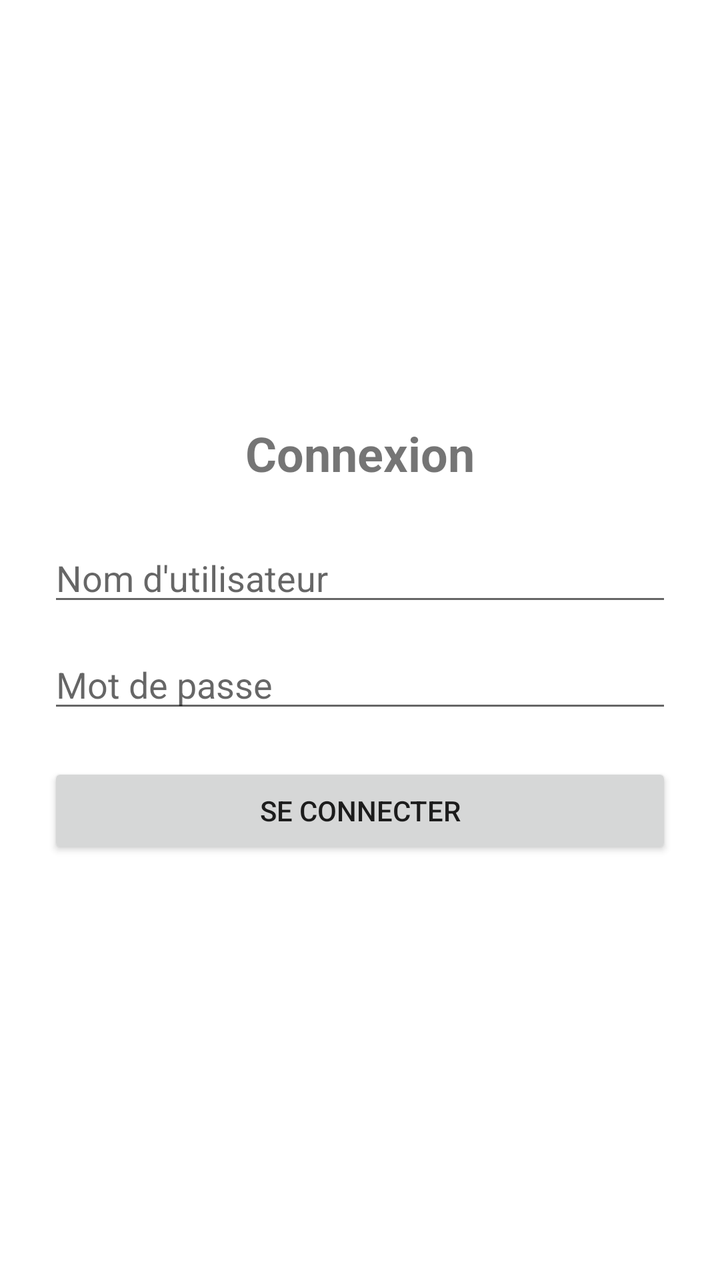
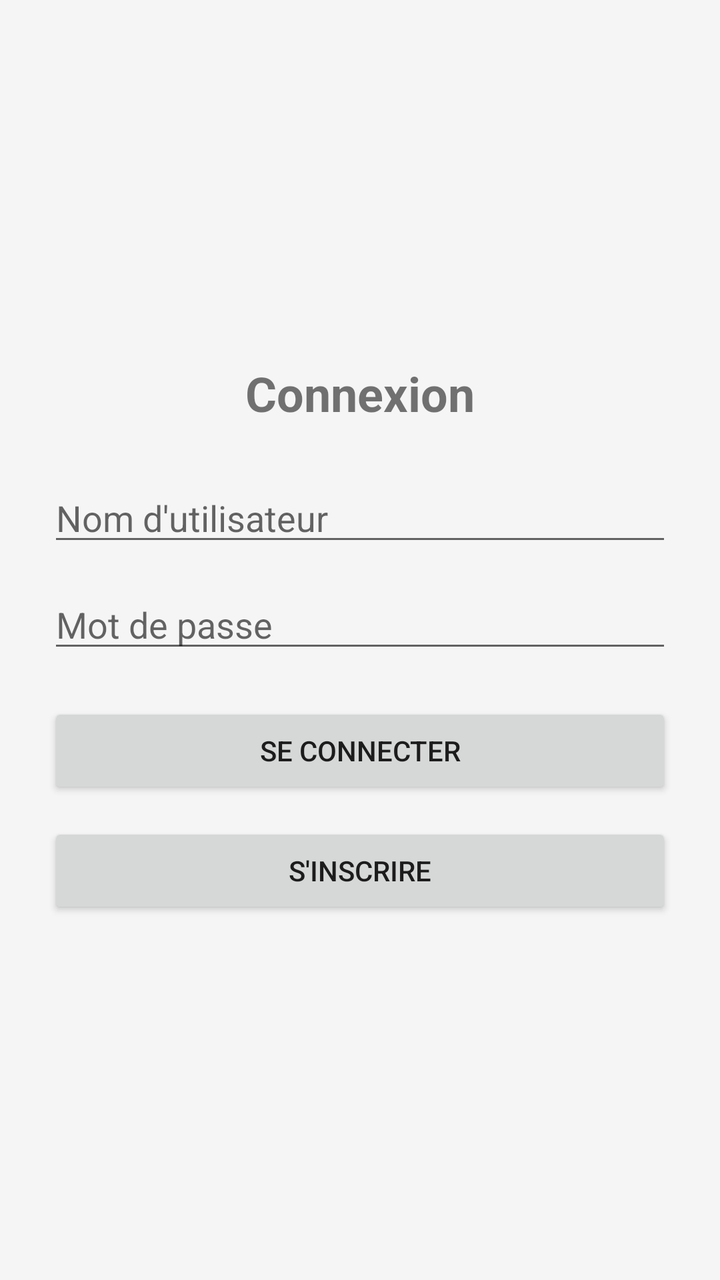

An Android layout rendered at two revisions. The XML below is the earlier revision; the diff shows what the commit changed to produce the second picture.
<!-- AndroidManifest.xml: activity theme Theme.POINTAGE.NoActionBar -->
<!-- res/layout/activity_login.xml -->
<?xml version="1.0" encoding="utf-8"?>
<LinearLayout
    xmlns:android="http://schemas.android.com/apk/res/android"
    android:layout_width="match_parent"
    android:layout_height="match_parent"
    android:orientation="vertical"
    android:padding="24dp"
    android:gravity="center">

    <TextView
        android:layout_width="wrap_content"
        android:layout_height="wrap_content"
        android:text="Connexion"
        android:textSize="24sp"
        android:textStyle="bold"
        android:layout_marginBottom="24dp"/>

    <EditText
        android:id="@+id/edtUsername"
        android:layout_width="match_parent"
        android:layout_height="wrap_content"
        android:hint="Nom d'utilisateur"/>

    <EditText
        android:id="@+id/edtPassword"
        android:layout_width="match_parent"
        android:layout_height="wrap_content"
        android:hint="Mot de passe"
        android:inputType="textPassword"
        android:layout_marginTop="12dp"/>

    <Button
        android:id="@+id/btnLogin"
        android:layout_width="match_parent"
        android:layout_height="wrap_content"
        android:text="Se connecter"
        android:layout_marginTop="20dp"/>
</LinearLayout>
<!-- resources referenced by this layout -->
<resources>
  <style name="Theme.POINTAGE.NoActionBar">
          <item name="windowActionBar">false</item>
          <item name="windowNoTitle">true</item>
      </style>
</resources>

<!-- the commit's change to res/layout/activity_login.xml (unified diff, before → after) -->
@@ -35,4 +35,11 @@
         android:layout_height="wrap_content"
         android:text="Se connecter"
         android:layout_marginTop="20dp"/>
+
+    <Button
+        android:id="@+id/btnSignup"
+        android:layout_width="match_parent"
+        android:layout_height="wrap_content"
+        android:text="S'inscrire"
+        android:layout_marginTop="12dp"/>
 </LinearLayout>
